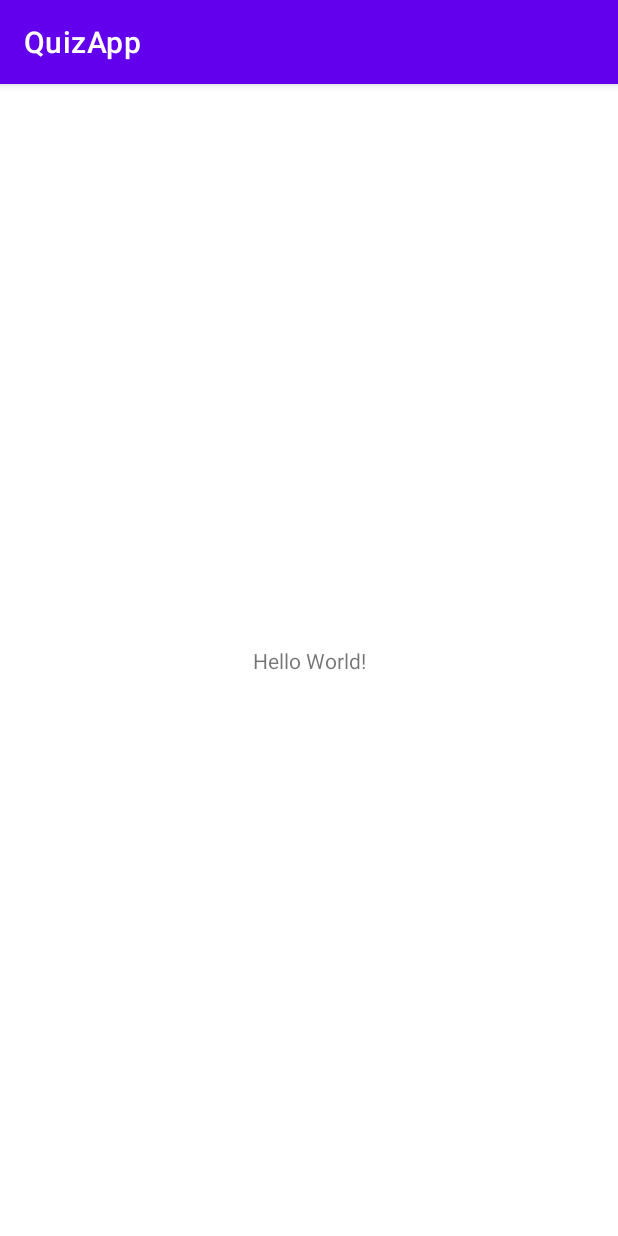
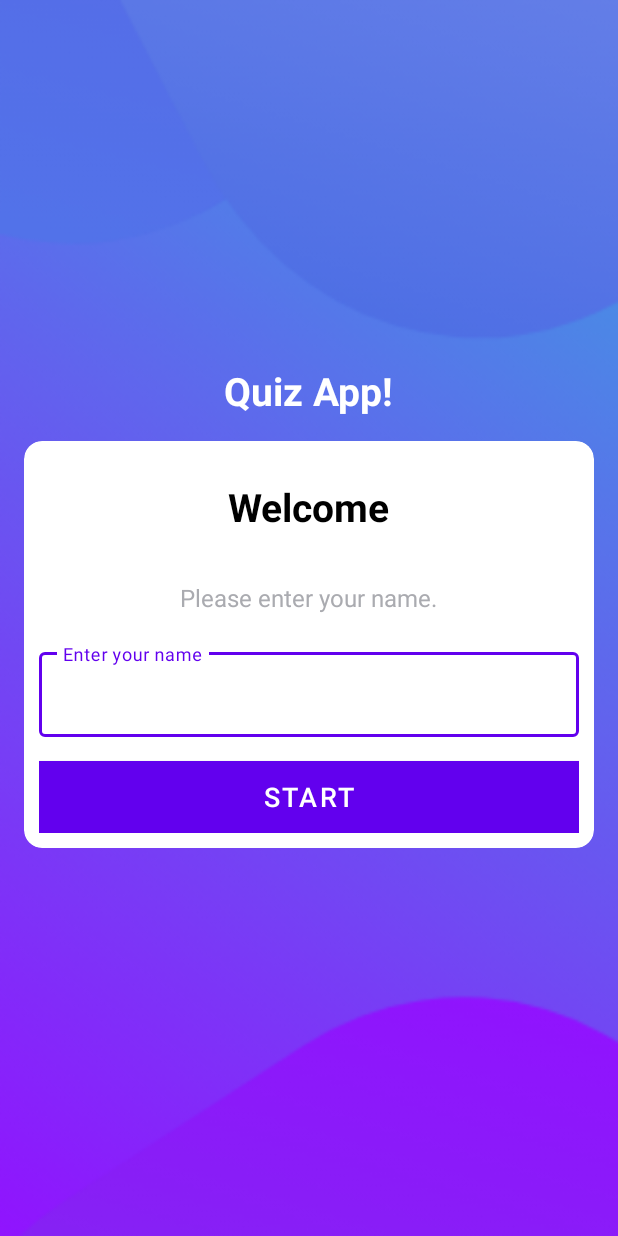
Before and after one commit to ntshTiwari/QuizApp, an Android app: the screen it shows after launch (MainActivity), on a phone screen of 412 x 824 dp. Run offline under Robolectric (Android 15) with nearby library versions, the phone set to English and light mode, and no system bars.

Commit message:
feat: added splash screen UI

```diff
--- a/app/src/main/AndroidManifest.xml
+++ b/app/src/main/AndroidManifest.xml
@@ -13,9 +13,11 @@
         android:supportsRtl="true"
         android:theme="@style/Theme.QuizApp"
         tools:targetApi="31">
+<!--        allow only portrait-->
         <activity
             android:name=".MainActivity"
-            android:exported="true">
+            android:exported="true"
+            android:screenOrientation="portrait">
             <intent-filter>
                 <action android:name="android.intent.action.MAIN" />
 
--- a/app/src/main/res/layout/activity_main.xml
+++ b/app/src/main/res/layout/activity_main.xml
@@ -1,18 +1,84 @@
 <?xml version="1.0" encoding="utf-8"?>
-<androidx.constraintlayout.widget.ConstraintLayout xmlns:android="http://schemas.android.com/apk/res/android"
+<LinearLayout xmlns:android="http://schemas.android.com/apk/res/android"
     xmlns:app="http://schemas.android.com/apk/res-auto"
     xmlns:tools="http://schemas.android.com/tools"
     android:layout_width="match_parent"
     android:layout_height="match_parent"
-    tools:context=".MainActivity">
+    tools:context=".MainActivity"
+    android:background="@drawable/ic_bg"
+    android:orientation="vertical"
+    android:gravity="center">
 
     <TextView
         android:layout_width="wrap_content"
         android:layout_height="wrap_content"
-        android:text="Hello World!"
-        app:layout_constraintBottom_toBottomOf="parent"
-        app:layout_constraintEnd_toEndOf="parent"
-        app:layout_constraintStart_toStartOf="parent"
-        app:layout_constraintTop_toTopOf="parent" />
+        android:text="Quiz App!"
+        android:textSize="26sp"
+        android:textStyle="bold"
+        android:textColor="@color/white"/>
 
-</androidx.constraintlayout.widget.ConstraintLayout>
+    <com.google.android.material.card.MaterialCardView
+        android:layout_width="match_parent"
+        android:layout_height="wrap_content"
+        app:cardBackgroundColor="@color/white"
+        android:layout_gravity="center"
+        android:layout_margin="16dp"
+        app:cardCornerRadius="12dp"
+        >
+
+        <LinearLayout
+            android:layout_width="match_parent"
+            android:layout_height="wrap_content"
+            android:orientation="vertical"
+            android:gravity="center"
+            android:layout_margin="10dp">
+            <TextView
+                android:layout_width="wrap_content"
+                android:layout_height="wrap_content"
+                android:layout_marginTop="16sp"
+                android:layout_marginBottom="16sp"
+                android:text="Welcome"
+                android:textSize="26sp"
+                android:textStyle="bold"
+                android:textColor="@color/black"/>
+            <TextView
+                android:layout_width="wrap_content"
+                android:layout_height="wrap_content"
+                android:text="Please enter your name."
+                android:layout_marginTop="16sp"
+                android:textSize="16sp"
+                android:textColor="@color/hintText"/>
+            <com.google.android.material.textfield.TextInputLayout
+                android:layout_width="match_parent"
+                android:layout_height="match_parent"
+                style="@style/Widget.MaterialComponents.TextInputLayout.OutlinedBox"
+                android:layout_marginTop="20sp">
+
+                <androidx.appcompat.widget.AppCompatEditText
+                    android:layout_width="match_parent"
+                    android:layout_height="wrap_content"
+                    android:hint="Enter your name"
+                    android:inputType="text"
+                    android:textColor="#363A43"
+                    android:textColorHint="#718089"/>
+
+            </com.google.android.material.textfield.TextInputLayout>
+
+            <Button
+                android:layout_width="match_parent"
+                android:layout_height="wrap_content"
+                android:layout_marginTop="16dp"
+                android:background="@color/design_default_color_primary"
+                android:text="Start"
+                android:textColor="@color/white"
+                android:textSize="18sp"
+                />
+        </LinearLayout>
+
+
+
+
+
+    </com.google.android.material.card.MaterialCardView>
+
+</LinearLayout>
--- a/app/src/main/res/values-night/themes.xml
+++ b/app/src/main/res/values-night/themes.xml
@@ -1,6 +1,6 @@
 <resources xmlns:tools="http://schemas.android.com/tools">
     <!-- Base application theme. -->
-    <style name="Theme.QuizApp" parent="Theme.MaterialComponents.DayNight.DarkActionBar">
+    <style name="Theme.QuizApp" parent="Theme.MaterialComponents.DayNight.NoActionBar">
         <!-- Primary brand color. -->
         <item name="colorPrimary">@color/purple_200</item>
         <item name="colorPrimaryVariant">@color/purple_700</item>
--- a/app/src/main/res/values/colors.xml
+++ b/app/src/main/res/values/colors.xml
@@ -7,4 +7,5 @@
     <color name="teal_700">#FF018786</color>
     <color name="black">#FF000000</color>
     <color name="white">#FFFFFFFF</color>
+    <color name="hintText">#AAABB0</color>
 </resources>
--- a/app/src/main/res/values/themes.xml
+++ b/app/src/main/res/values/themes.xml
@@ -1,6 +1,7 @@
 <resources xmlns:tools="http://schemas.android.com/tools">
     <!-- Base application theme. -->
-    <style name="Theme.QuizApp" parent="Theme.MaterialComponents.DayNight.DarkActionBar">
+<!--    This file can be changed to reflect themes across the app-->
+    <style name="Theme.QuizApp" parent="Theme.MaterialComponents.DayNight.NoActionBar">
         <!-- Primary brand color. -->
         <item name="colorPrimary">@color/purple_500</item>
         <item name="colorPrimaryVariant">@color/purple_700</item>
@@ -11,6 +12,7 @@
         <item name="colorOnSecondary">@color/black</item>
         <!-- Status bar color. -->
         <item name="android:statusBarColor" tools:targetApi="l">?attr/colorPrimaryVariant</item>
+        <item name="android:windowFullscreen">true</item>
         <!-- Customize your theme here. -->
     </style>
 </resources>
```
Also changed, not shown: app/src/main/res/drawable-v24/ic_bg.png (added).
